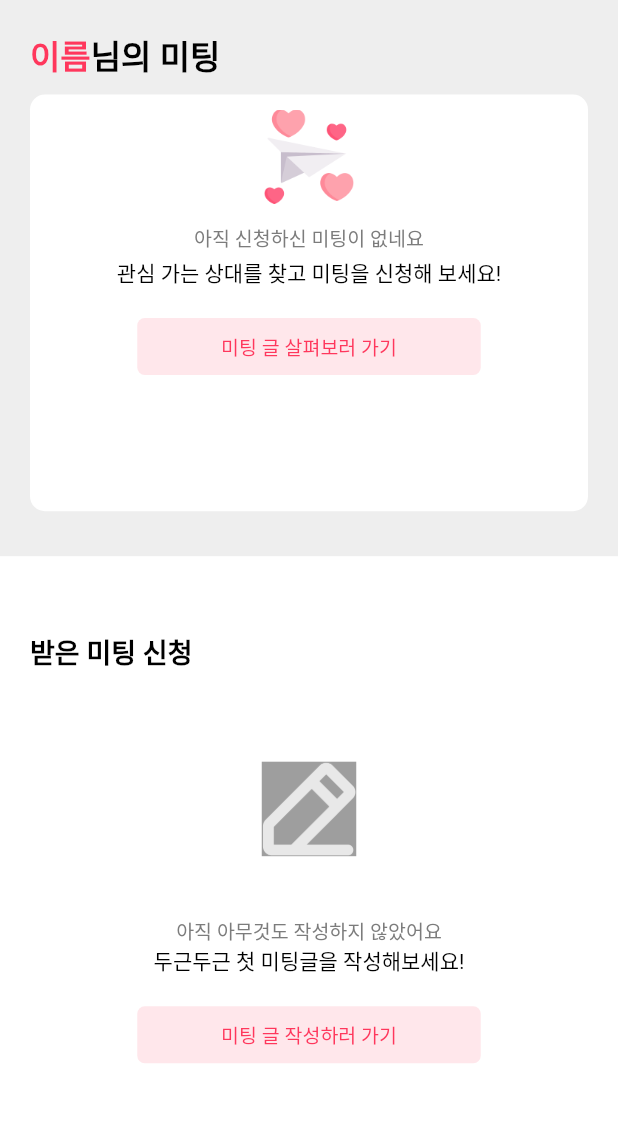
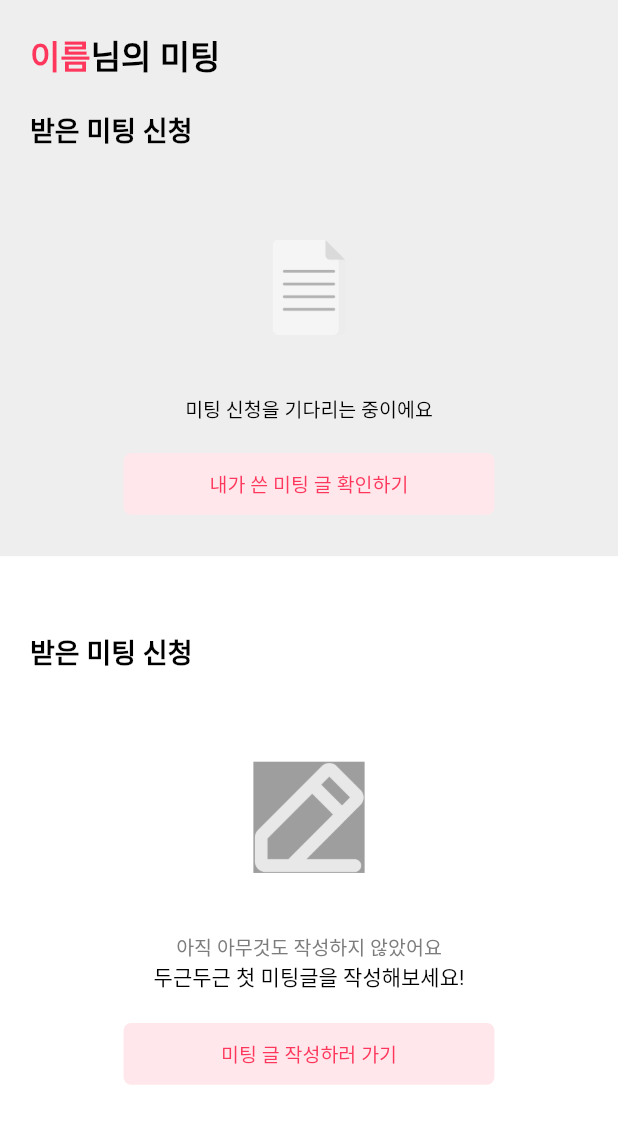
Before and after one commit to SeungtaeRyu/campusMeet_test, a Flutter app: the MyMeetingScreen widget shown alone on an empty page, opened directly, on a phone screen of 412 x 824 dp. Shown: the top 1124 px of the screen. Run offline on Flutter 3.47's test engine with Material 2 defaults, Android fonts, the phone set to English and light mode, and no system bars; our stand-ins replace badges, blur, carousel_slider, dotted_border, form_field_validator, image_picker; missing offline and left inert: wc_form_validators; network calls fail.

Commit message:
my_meeting_screen링크연결

```diff
--- a/campus_meet_test/lib/screens/myMeeting/my_meeting_screen.dart
+++ b/campus_meet_test/lib/screens/myMeeting/my_meeting_screen.dart
@@ -1,7 +1,8 @@
 import 'package:campus_meet_test/models/metting_post_model.dart';
+import 'package:campus_meet_test/screens/home/homeWriting.dart';
 import 'package:campus_meet_test/screens/myMeeting/requestMeetingAcceptRefusal.dart';
 import 'package:flutter/material.dart';
-
+import 'package:campus_meet_test/screens/home/home.dart';
 import 'check_my_writing.dart';
 
 // 페이지 2분할
@@ -76,7 +77,7 @@ class _MyMeetingScreenState extends State<MyMeetingScreen> {
               //홈화면에 있는 미팅들 중 내가 수락요청한 미팅
               Container(
 //                여기가 위 컨텐츠
-                child: noMeetingMyPropose(), // 위
+                child: noMeetingPropose(), // 위
 //                 child: existRequestMeeting(),
               )
             ],
@@ -92,8 +93,8 @@ class _MyMeetingScreenState extends State<MyMeetingScreen> {
           // color: Colors.,
           child: myMeeting
               ? BmeetingPropose
-                  ? existRequestMeeting()
-                  : noMeetingPropose()
+                  ? noMeetingPost()
+                  : noMeetingPost()
               : noMeetingPost(),
         ),
       ],
@@ -109,11 +110,11 @@ class _MyMeetingScreenState extends State<MyMeetingScreen> {
           children: [
             // 내가 신청한 미팅이 없을때
             Padding(
-              padding: const EdgeInsets.only(top: 10.0),
+              padding: const EdgeInsets.only(top: 30.0),
               child: Center(
                 child: Container(
-                    width: 63,
-                    height: 63,
+                    width: MediaQuery.of(context).size.width * 0.90,
+                    height: MediaQuery.of(context).size.width * 0.19,
                     child: Image.asset('images/하트비행기.png')),
               ), //캠퍼스밋이미지가져와
             ),
@@ -133,17 +134,24 @@ class _MyMeetingScreenState extends State<MyMeetingScreen> {
             )),
             Container(
               // color:const Color(0xffffe7eb),
-              width: 229,
-              height: 38,
+              width: MediaQuery.of(context).size.width * 0.60,
+              height: MediaQuery.of(context).size.width * 0.1,
               decoration: BoxDecoration(
                   color: Color(0xffffe7eb),
                   borderRadius: BorderRadius.circular(5)),
               margin: EdgeInsets.only(top: 20),
               alignment: Alignment(0.0, 0.0),
+              child: FlatButton(
+                onPressed: () async {
+                  Navigator.push(
+                    context,
+                    MaterialPageRoute(builder: (context) => HomeScreen()),
+                  );
+                },
                 child: Text(
                   '미팅 글 살펴보러 가기',
-                textAlign: TextAlign.center,
                   style: TextStyle(color: Color(0xffff375c), fontSize: 13),
+                ),
               ),
             )
           ],
@@ -189,18 +197,26 @@ class _MyMeetingScreenState extends State<MyMeetingScreen> {
           style: TextStyle(color: Colors.black, fontSize: 13),
         )),
         Container(
-            width: 229,
-            height: 38,
+          height: MediaQuery.of(context).size.width * 0.1,
+          width: MediaQuery.of(context).size.width * 0.6,
           decoration: BoxDecoration(
-                color: Color(0xffffe7eb),
-                borderRadius: BorderRadius.circular(5)),
+              color: Color(0xffffe7eb), borderRadius: BorderRadius.circular(5)),
           margin: EdgeInsets.only(top: 20),
           alignment: Alignment(0.0, 0.0),
+          child: FlatButton(
+            onPressed: () async {
+              Navigator.push(
+                context,
+                MaterialPageRoute(builder: (context) => checkMyWritingScreen()),
+              );
+            },
             child: Text(
               '내가 쓴 미팅 글 확인하기',
               textAlign: TextAlign.center,
               style: TextStyle(color: Color(0xffff375c), fontSize: 13),
-            )),
+            ),
+          ),
+        ),
       ],
     );
   }
@@ -226,8 +242,8 @@ class _MyMeetingScreenState extends State<MyMeetingScreen> {
             padding: const EdgeInsets.only(top: 60.0),
             child: Center(
               child: Container(
-                  width: 63,
-                  height: 63,
+                  height: MediaQuery.of(context).size.width * 0.18,
+                  width: MediaQuery.of(context).size.width * 0.18,
                   color: Colors.grey,
                   child: Image.asset('images/미작성아이콘.png')),
             ), //캠퍼스밋이미지가져와
@@ -247,16 +263,23 @@ class _MyMeetingScreenState extends State<MyMeetingScreen> {
           style: TextStyle(color: Colors.black, fontSize: 14),
         )),
         Container(
-          width: 229,
-          height: 38,
+          height: MediaQuery.of(context).size.width * 0.1,
+          width: MediaQuery.of(context).size.width * 0.6,
           decoration: BoxDecoration(
               color: Color(0xffffe7eb), borderRadius: BorderRadius.circular(5)),
           margin: EdgeInsets.only(top: 20),
           alignment: Alignment(0.0, 0.0),
+          child: FlatButton(
+            onPressed: () async {
+              Navigator.push(
+                context,
+                MaterialPageRoute(builder: (context) => WritingScreen()),
+              );
+            },
             child: Text(
               '미팅 글 작성하러 가기',
-            textAlign: TextAlign.center,
               style: TextStyle(color: Color(0xffff375c), fontSize: 13),
+            ),
           ),
         )
       ],
--- a/campus_meet_test/pubspec.yaml
+++ b/campus_meet_test/pubspec.yaml
@@ -44,6 +44,7 @@ dependencies:
   wc_form_validators: ^1.0.0
   intl: ^0.17.0
   http:
+  mvc_pattern: ^8.7.0
 
 dev_dependencies:
   flutter_test:
```
Also changed, not shown: campus_meet_test/lib/screens/login/University_setting_screen_test2.dart (+24 -24 lines), campus_meet_test/pubspec.lock. Lines whose indentation alone changed are shown as unchanged.
